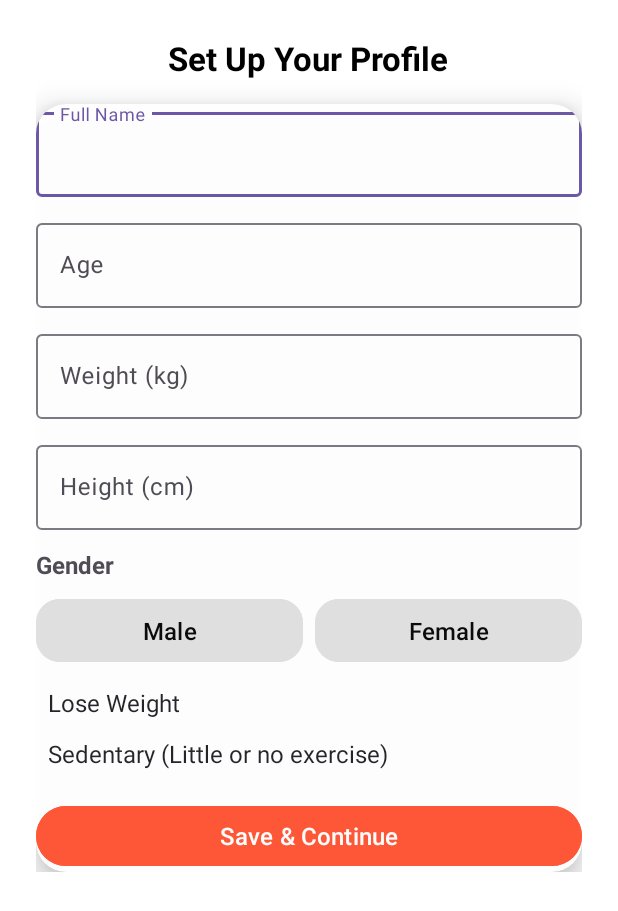
After one commit to Aayush-Chawla/Nirvana-Fitness-App, an Android app: the ProfileSetupActivity screen opened directly, with no data from a screen before it, on a phone screen of 412 x 824 dp. The commit adds this screen. Shown: the top 911 px of the screen. Run offline under Robolectric (Android 15) with nearby library versions, the phone set to English and light mode, and no system bars; our stand-ins replace Firebase (no records; nobody signed in at launch, a user with empty details on screens opened directly).

Commit message:
revert point

```diff
--- a/app/build.gradle.kts
+++ b/app/build.gradle.kts
@@ -62,6 +62,7 @@ dependencies {
     implementation("com.google.firebase:firebase-auth")     // Firebase Authentication
     implementation("com.google.firebase:firebase-firestore")
     implementation("com.google.firebase:firebase-messaging")
+    implementation(libs.activity)
 
     // Testing dependencies
     testImplementation("junit:junit:4.13.2")
--- a/app/src/main/AndroidManifest.xml
+++ b/app/src/main/AndroidManifest.xml
@@ -13,6 +13,9 @@
         android:supportsRtl="true"
         android:theme="@style/Theme.Nirvana"
         tools:targetApi="31">
+        <activity
+            android:name=".ProfileSetupActivity"
+            android:exported="false" />
         <activity
             android:name=".ProfileActivity"
             android:exported="false" />
--- /dev/null
+++ b/app/src/main/java/com/example/nirvana/ProfileSetupActivity.java
@@ -0,0 +1,118 @@
+package com.example.nirvana;
+
+import android.content.Intent;
+import android.graphics.Color;
+import android.os.Bundle;
+import android.util.Log;
+import android.widget.Button;
+import android.widget.EditText;
+import android.widget.Spinner;
+import android.widget.Toast;
+import androidx.appcompat.app.AppCompatActivity;
+import androidx.core.content.ContextCompat;
+import com.google.firebase.auth.FirebaseAuth;
+import com.google.firebase.firestore.FirebaseFirestore;
+import java.util.HashMap;
+import java.util.Map;
+
+public class ProfileSetupActivity extends AppCompatActivity {
+    private static final String TAG = "ProfileSetupActivity";
+    private FirebaseAuth mAuth;
+    private FirebaseFirestore db;
+    private EditText etName, etAge, etWeight, etHeight;
+    private Spinner spinnerFitnessGoals, spinnerActivityLevel;
+    private Button btnMale, btnFemale, btnSaveProfile;
+    private String selectedGender = ""; // Holds selected gender
+
+    @Override
+    protected void onCreate(Bundle savedInstanceState) {
+        super.onCreate(savedInstanceState);
+        setContentView(R.layout.activity_profile_setup); // Updated XML file
+
+        // Initialize Firebase Auth and Firestore
+        mAuth = FirebaseAuth.getInstance();
+        db = FirebaseFirestore.getInstance();
+
+        // Bind views
+        etName = findViewById(R.id.etName);
+        etAge = findViewById(R.id.etAge);
+        etWeight = findViewById(R.id.etWeight);
+        etHeight = findViewById(R.id.etHeight);
+        spinnerFitnessGoals = findViewById(R.id.spinnerFitnessGoal);
+        spinnerActivityLevel = findViewById(R.id.spinnerActivityLevel);
+        btnMale = findViewById(R.id.btnMale);
+        btnFemale = findViewById(R.id.btnFemale);
+        btnSaveProfile = findViewById(R.id.btnSaveProfile);
+
+        // Gender Selection Logic
+        btnMale.setOnClickListener(v -> selectGender("Male"));
+        btnFemale.setOnClickListener(v -> selectGender("Female"));
+
+        // Set click listener for save profile button
+        btnSaveProfile.setOnClickListener(v -> saveProfile());
+    }
+
+    // Method to handle gender selection
+    private void selectGender(String gender) {
+        selectedGender = gender;
+
+        // Highlight selected button
+        if (gender.equals("Male")) {
+            btnMale.setBackgroundTintList(ContextCompat.getColorStateList(this, R.color.primaryColor));
+            btnMale.setTextColor(Color.WHITE);
+
+            btnFemale.setBackgroundTintList(ContextCompat.getColorStateList(this, R.color.gray_light));
+            btnFemale.setTextColor(Color.BLACK);
+        } else {
+            btnFemale.setBackgroundTintList(ContextCompat.getColorStateList(this, R.color.primaryColor));
+            btnFemale.setTextColor(Color.WHITE);
+
+            btnMale.setBackgroundTintList(ContextCompat.getColorStateList(this, R.color.gray_light));
+            btnMale.setTextColor(Color.BLACK);
+        }
+    }
+
+    private void saveProfile() {
+        String name = etName.getText().toString().trim();
+        String age = etAge.getText().toString().trim();
+        String weight = etWeight.getText().toString().trim();
+        String height = etHeight.getText().toString().trim();
+        String fitnessGoal = spinnerFitnessGoals.getSelectedItem().toString();
+        String activityLevel = spinnerActivityLevel.getSelectedItem().toString();
+
+        if (name.isEmpty() || age.isEmpty() || weight.isEmpty() || height.isEmpty() || selectedGender.isEmpty()) {
+            Toast.makeText(this, "Please fill all fields", Toast.LENGTH_SHORT).show();
+            return;
+        }
+
+        // Get current user ID
+        String userId = mAuth.getCurrentUser().getUid();
+
+        // Create a profile map
+        Map<String, Object> profile = new HashMap<>();
+        profile.put("name", name);
+        profile.put("age", age);
+        profile.put("weight", weight);
+        profile.put("height", height);
+        profile.put("gender", selectedGender);
+        profile.put("fitnessGoal", fitnessGoal);
+        profile.put("activityLevel", activityLevel);
+
+        // Save profile to Firestore
+        db.collection("users").document(userId)
+                .set(profile)
+                .addOnSuccessListener(aVoid -> {
+                    Log.d(TAG, "Profile saved successfully");
+                    Toast.makeText(this, "Profile saved!", Toast.LENGTH_SHORT).show();
+
+                    // Navigate to MainActivity after saving profile
+                    Intent intent = new Intent(ProfileSetupActivity.this, MainActivity.class);
+                    startActivity(intent);
+                    finish();
+                })
+                .addOnFailureListener(e -> {
+                    Log.e(TAG, "Error saving profile: " + e.getMessage());
+                    Toast.makeText(this, "Error saving profile: " + e.getMessage(), Toast.LENGTH_SHORT).show();
+                });
+    }
+}
--- /dev/null
+++ b/app/src/main/res/layout/activity_profile_setup.xml
@@ -0,0 +1,184 @@
+<ScrollView xmlns:android="http://schemas.android.com/apk/res/android"
+    xmlns:app="http://schemas.android.com/apk/res-auto"
+    android:layout_width="match_parent"
+    android:layout_height="match_parent"
+    android:padding="24dp"
+    android:background="@color/white">
+
+    <LinearLayout
+        android:layout_width="match_parent"
+        android:layout_height="wrap_content"
+        android:orientation="vertical"
+        android:gravity="center">
+
+        <!-- Profile Setup Title -->
+        <TextView
+            android:layout_width="wrap_content"
+            android:layout_height="wrap_content"
+            android:text="Set Up Your Profile"
+            android:textSize="22sp"
+            android:textStyle="bold"
+            android:textColor="@color/black"
+            android:layout_marginBottom="16dp"
+            android:gravity="center" />
+
+        <!-- Profile Card with Glassmorphic Effect -->
+        <androidx.cardview.widget.CardView
+            android:layout_width="match_parent"
+            android:layout_height="wrap_content"
+            app:cardCornerRadius="20dp"
+            app:cardElevation="12dp"
+            android:padding="24dp"
+            android:backgroundTint="@color/white"
+            android:alpha="0.95">
+
+        <LinearLayout
+            android:layout_width="match_parent"
+            android:layout_height="wrap_content"
+            android:orientation="vertical">
+
+            <!-- Name Input -->
+            <com.google.android.material.textfield.TextInputLayout
+                android:layout_width="match_parent"
+                android:layout_height="wrap_content"
+                android:hint="Full Name"
+                app:endIconMode="clear_text">
+
+                <com.google.android.material.textfield.TextInputEditText
+                    android:id="@+id/etName"
+                    android:layout_width="match_parent"
+                    android:layout_height="wrap_content"
+                    android:inputType="textPersonName" />
+            </com.google.android.material.textfield.TextInputLayout>
+
+            <!-- Age Input -->
+            <com.google.android.material.textfield.TextInputLayout
+                android:layout_width="match_parent"
+                android:layout_height="wrap_content"
+                android:hint="Age"
+                android:layout_marginTop="12dp">
+
+                <com.google.android.material.textfield.TextInputEditText
+                    android:id="@+id/etAge"
+                    android:layout_width="match_parent"
+                    android:layout_height="wrap_content"
+                    android:inputType="number" />
+            </com.google.android.material.textfield.TextInputLayout>
+
+            <!-- Weight Input -->
+            <com.google.android.material.textfield.TextInputLayout
+                android:layout_width="match_parent"
+                android:layout_height="wrap_content"
+                android:hint="Weight (kg)"
+                android:layout_marginTop="12dp">
+
+                <com.google.android.material.textfield.TextInputEditText
+                    android:id="@+id/etWeight"
+                    android:layout_width="match_parent"
+                    android:layout_height="wrap_content"
+                    android:inputType="numberDecimal" />
+            </com.google.android.material.textfield.TextInputLayout>
+
+            <!-- Height Input -->
+            <com.google.android.material.textfield.TextInputLayout
+                android:layout_width="match_parent"
+                android:layout_height="wrap_content"
+                android:hint="Height (cm)"
+                android:layout_marginTop="12dp">
+
+                <com.google.android.material.textfield.TextInputEditText
+                    android:id="@+id/etHeight"
+                    android:layout_width="match_parent"
+                    android:layout_height="wrap_content"
+                    android:inputType="numberDecimal" />
+            </com.google.android.material.textfield.TextInputLayout>
+
+            <!-- Gender Selection -->
+            <TextView
+                android:layout_width="wrap_content"
+                android:layout_height="wrap_content"
+                android:text="Gender"
+                android:textSize="16sp"
+                android:textStyle="bold"
+                android:layout_marginTop="12dp" />
+
+            <LinearLayout
+                android:layout_width="match_parent"
+                android:layout_height="wrap_content"
+                android:orientation="horizontal"
+                android:layout_marginTop="8dp">
+
+                <com.google.android.material.button.MaterialButton
+                    android:id="@+id/btnMale"
+                    android:layout_width="0dp"
+                    android:layout_height="50dp"
+                    android:layout_weight="1"
+                    android:text="Male"
+                    android:textSize="16sp"
+                    app:cornerRadius="16dp"
+                    android:backgroundTint="@color/gray_light"
+                    android:textColor="@color/black"
+                    android:elevation="6dp" />
+
+                <com.google.android.material.button.MaterialButton
+                    android:id="@+id/btnFemale"
+                    android:layout_width="0dp"
+                    android:layout_height="50dp"
+                    android:layout_weight="1"
+                    android:text="Female"
+                    android:textSize="16sp"
+                    app:cornerRadius="16dp"
+                    android:layout_marginStart="8dp"
+                    android:backgroundTint="@color/gray_light"
+                    android:textColor="@color/black"
+                    android:elevation="6dp" />
+            </LinearLayout>
+
+            <!-- Fitness Goal -->
+            <com.google.android.material.textfield.TextInputLayout
+                android:layout_width="match_parent"
+                android:layout_height="wrap_content"
+                android:hint="Fitness Goal"
+                android:layout_marginTop="12dp">
+
+                <Spinner
+                    android:id="@+id/spinnerFitnessGoal"
+                    android:layout_width="match_parent"
+                    android:layout_height="wrap_content"
+                    android:background="@android:color/transparent"
+                    android:entries="@array/fitness_goals"/>
+            </com.google.android.material.textfield.TextInputLayout>
+
+            <!-- Activity Level -->
+            <com.google.android.material.textfield.TextInputLayout
+                android:layout_width="match_parent"
+                android:layout_height="wrap_content"
+                android:hint="Activity Level"
+                android:layout_marginTop="12dp">
+
+                <Spinner
+                    android:id="@+id/spinnerActivityLevel"
+                    android:layout_width="match_parent"
+                    android:layout_height="wrap_content"
+                    android:background="@android:color/transparent"
+                    android:entries="@array/activity_levels"/>
+            </com.google.android.material.textfield.TextInputLayout>
+
+            <!-- Save Profile Button -->
+            <com.google.android.material.button.MaterialButton
+                android:id="@+id/btnSaveProfile"
+                android:layout_width="match_parent"
+                android:layout_height="wrap_content"
+                android:text="Save &amp; Continue"
+                android:layout_marginTop="20dp"
+                android:textSize="16sp"
+                app:cornerRadius="20dp"
+                android:backgroundTint="@color/primaryColor"
+                android:textColor="@color/white"
+                android:elevation="10dp" />
+
+        </LinearLayout>
+    </androidx.cardview.widget.CardView>
+
+</LinearLayout>
+    </ScrollView>
--- a/app/src/main/res/values/colors.xml
+++ b/app/src/main/res/values/colors.xml
@@ -2,6 +2,7 @@
 <resources>
     <color name="black">#FF000000</color>
     <color name="gray">#6B6767</color>
+    <color name="gray_light">#E0E0E0</color> <!-- Light gray color -->
     <color name="white">#FFFFFFFF</color>
     <color name="purple_500">#9C27B0</color>
     <color name="red">#FF0000</color><!-- Replace with the correct color value if needed -->
--- a/app/src/main/res/values/strings.xml
+++ b/app/src/main/res/values/strings.xml
@@ -1,4 +1,19 @@
 <resources>
     <string name="app_name">Nirvana</string>
     <string name="default_web_client_id">YOUR_WEB_CLIENT_ID</string>
+
+    <!-- Fitness Goals Array -->
+    <string-array name="fitness_goals">
+        <item>Lose Weight</item>
+        <item>Gain Muscle</item>
+        <item>Maintain Fitness</item>
+    </string-array>
+
+    <!-- Activity Levels Array -->
+    <string-array name="activity_levels">
+        <item>Sedentary (Little or no exercise)</item>
+        <item>Lightly Active (1-3 days/week)</item>
+        <item>Moderately Active (3-5 days/week)</item>
+        <item>Very Active (6-7 days/week)</item>
+    </string-array>
 </resources>
```
Also changed, not shown: app/src/main/java/com/example/nirvana/ProfileActivity.java (deleted, +0 -77 lines), app/src/main/java/com/example/nirvana/RegistrationActivity.java (+22 -9 lines), app/src/main/res/layout/activity_main.xml (+31 -5 lines).
